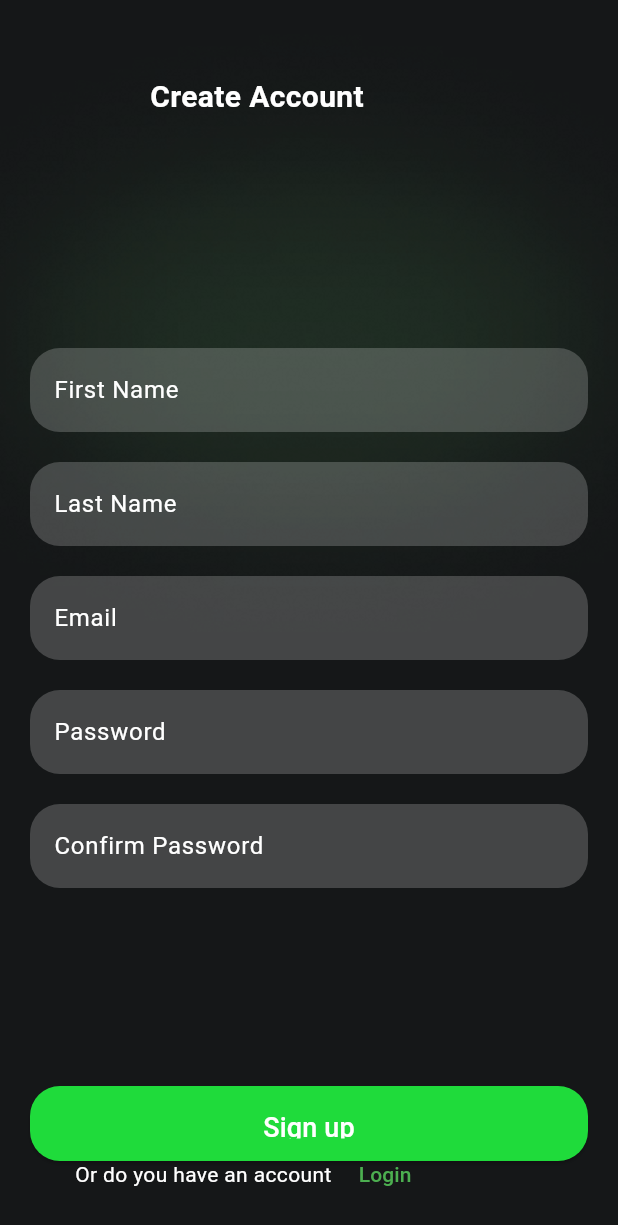
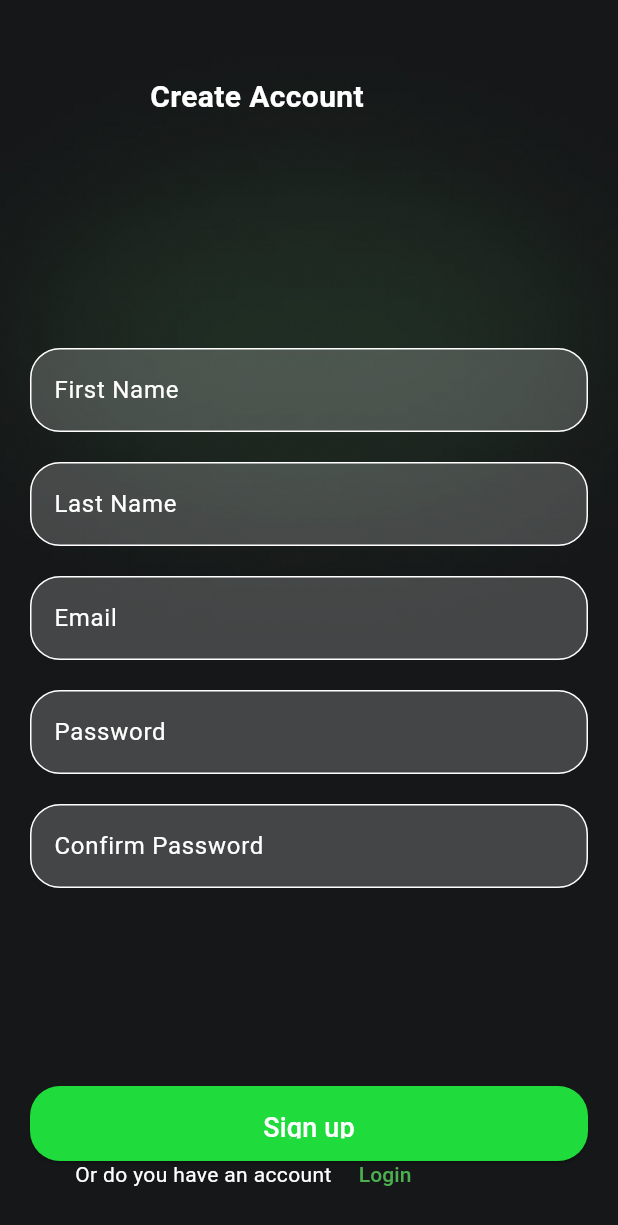
Before and after one commit to khalouiyesser/InnovictusPIMFlutter, a Flutter app: the RegisterView screen opened directly, on a phone screen of 412 x 824 dp. Shown: the top 1225 px of the screen. Run offline on Flutter 3.47's test engine with Material 3 defaults, Android fonts, the phone set to English and light mode, and no system bars.

Commit message:
add border decoration with error scaling

```diff
--- a/lib/views/register_view.dart
+++ b/lib/views/register_view.dart
@@ -29,10 +29,32 @@ class _RegisterViewState extends State<RegisterView> {
     super.initState();
 
 
-// Listen to input changes and validate
-    emailController.addListener(() {
-      _validateEmail(emailController.text);
-    });
+        // Listen to input changes and validate
+            emailController.addListener(() {
+              _validateEmail(emailController.text);
+            });
+
+            firstNameController.addListener(() {
+                 _validateFirstName(firstNameController.text);
+                });
+
+                lastNameController.addListener((){
+
+                  _validateLastName(lastNameController.text);
+                }
+                );
+
+                passwordController.addListener((){
+
+                  _validatePassword(passwordController.text);
+                }
+                );
+
+                   ConfirmPasswordController.addListener((){
+
+                  _validataConfirmPassword(ConfirmPasswordController.text);
+                }
+                );
 
 
 
@@ -238,9 +260,30 @@ void _submitForm()
                       fillColor: Colors.white.withOpacity(0.2),
                       border: OutlineInputBorder(
                         borderRadius: BorderRadius.circular(20),
-                        borderSide: BorderSide.none,
+                       )
 
-                      ),
+                        ,
+                        // Border when the field is focused
+                            focusedBorder: OutlineInputBorder(
+                              borderRadius: BorderRadius.circular(20),
+                              borderSide: BorderSide(
+                                color: _firstNameError != null ? Colors.red :!firstNameController.text.isEmpty? Colors.green:Colors.red,
+                                width: 2,
+                              ),
+                            ),
+
+                        // Border when the field is enabled but not focused
+                            enabledBorder: OutlineInputBorder(
+                              borderRadius: BorderRadius.circular(20),
+                              borderSide: BorderSide(
+                                color: _firstNameError != null  ? Colors.red :!firstNameController.text.isEmpty? Colors.green:Colors.white,
+                                width: 1,
+                              ),
+                            ),
+
+
+
+
                     ),
                   ),
 
@@ -258,9 +301,37 @@ TextField(controller: this.lastNameController,
                       fillColor: Colors.white.withOpacity(0.2),
                       border: OutlineInputBorder(
                         borderRadius: BorderRadius.circular(20),
-                        borderSide: BorderSide.none,
 
                       ),
+
+
+
+
+                                   // Border when the field is focused
+                            focusedBorder: OutlineInputBorder(
+                              borderRadius: BorderRadius.circular(20),
+                              borderSide: BorderSide(
+                                color: _lastNameError != null ? Colors.red :!lastNameController.text.isEmpty? Colors.green:Colors.red,
+                                width: 2,
+                              ),
+                            ),
+
+                        // Border when the field is enabled but not focused
+                            enabledBorder: OutlineInputBorder(
+                              borderRadius: BorderRadius.circular(20),
+                              borderSide: BorderSide(
+                                color: _lastNameError != null  ? Colors.red :!lastNameController.text.isEmpty? Colors.green:Colors.white,
+                                width: 1,
+                              ),
+                            ),
+
+
+
+
+
+
+
+
                     ),
 
                   ),
@@ -282,9 +353,36 @@ TextField(
                       fillColor: Colors.white.withOpacity(0.2),
                       border: OutlineInputBorder(
                         borderRadius: BorderRadius.circular(20),
-                        borderSide: BorderSide.none,
 
                       ),
+
+
+
+        // Border when the field is focused
+                            focusedBorder: OutlineInputBorder(
+                              borderRadius: BorderRadius.circular(20),
+                              borderSide: BorderSide(
+                                color: _emailError != null ? Colors.red :!emailController.text.isEmpty? Colors.green:Colors.red,
+                                width: 2,
+                              ),
+                            ),
+
+                        // Border when the field is enabled but not focused
+                            enabledBorder: OutlineInputBorder(
+                              borderRadius: BorderRadius.circular(20),
+                              borderSide: BorderSide(
+                                color: _emailError != null  ? Colors.red :!emailController.text.isEmpty? Colors.green:Colors.white,
+                                width: 1,
+                              ),
+                            ),
+
+
+
+
+
+
+
+
                     ),
                   ),
 SizedBox(height: 20,),
@@ -304,8 +402,38 @@ SizedBox(height: 20,),
                       fillColor: Colors.white.withOpacity(0.2),
                       border: OutlineInputBorder(
                         borderRadius: BorderRadius.circular(20),
-                        borderSide: BorderSide.none,
                       ),
+
+
+
+
+                               focusedBorder: OutlineInputBorder(
+                              borderRadius: BorderRadius.circular(20),
+                              borderSide: BorderSide(
+                                color: _passwordError != null ? Colors.red :!passwordController.text.isEmpty? Colors.green:Colors.red,
+                                width: 2,
+                              ),
+                            ),
+
+                        // Border when the field is enabled but not focused
+                            enabledBorder: OutlineInputBorder(
+                              borderRadius: BorderRadius.circular(20),
+                              borderSide: BorderSide(
+                                color: _passwordError != null  ? Colors.red :!passwordController.text.isEmpty? Colors.green:Colors.white,
+                                width: 1,
+                              ),
+                            ),
+
+
+
+
+
+
+
+
+
+
+
                     ),
                   ),
 
@@ -318,15 +446,41 @@ SizedBox(height: 20,),
                     obscureText: true, // To hide the password text
                     decoration: InputDecoration(
                       errorText: this._confirmPasswordError,
-                      errorStyle: TextStyle(color: Colors.red),
+                      errorStyle: TextStyle(color: _confirmPasswordError!=null ? Colors.red : Colors.green),
                       hintText: "Confirm Password",
                       hintStyle: TextStyle(color: Colors.white),
                       filled: true,
                       fillColor: Colors.white.withOpacity(0.2),
                       border: OutlineInputBorder(
                         borderRadius: BorderRadius.circular(20),
-                        borderSide: BorderSide.none,
                       ),
+
+
+
+                               focusedBorder: OutlineInputBorder(
+                              borderRadius: BorderRadius.circular(20),
+                              borderSide: BorderSide(
+                                color: _confirmPasswordError != null ? Colors.red :!ConfirmPasswordController.text.isEmpty? Colors.green:Colors.red,
+                                width: 2,
+                              ),
+                            ),
+
+                        // Border when the field is enabled but not focused
+                            enabledBorder: OutlineInputBorder(
+                              borderRadius: BorderRadius.circular(20),
+                              borderSide: BorderSide(
+                                color: _confirmPasswordError != null  ? Colors.red :!ConfirmPasswordController.text.isEmpty? Colors.green:Colors.white,
+                                width: 1,
+                              ),
+                            ),
+
+
+
+
+
+
+
+
                     ),
                   ),
 
```
